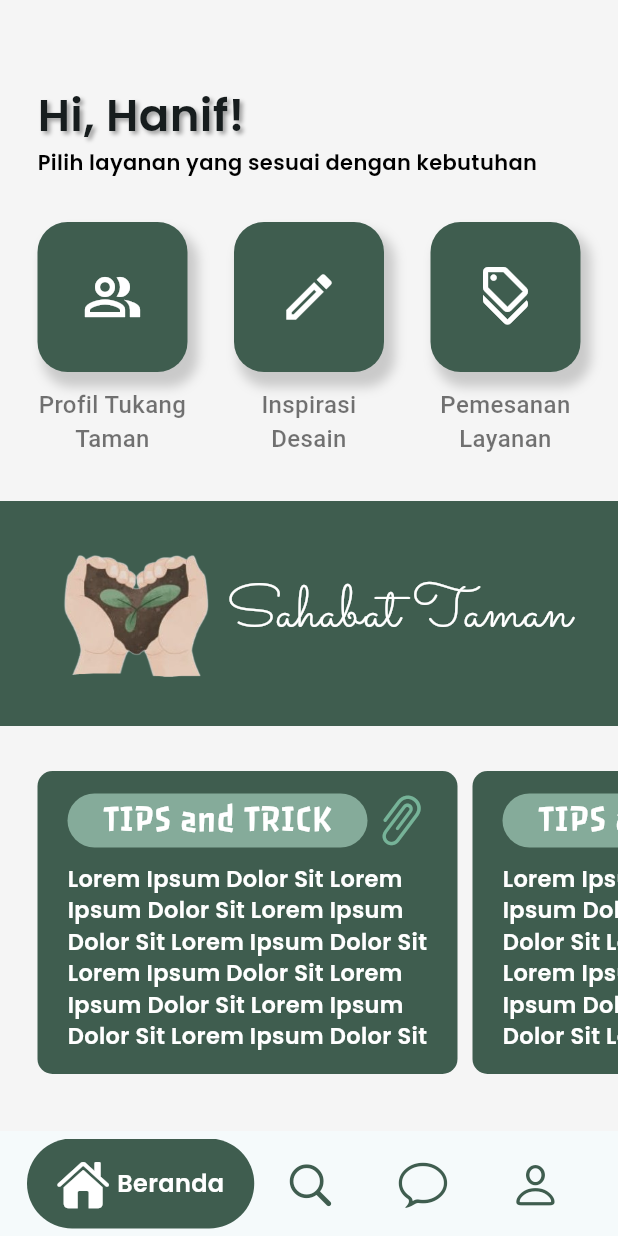
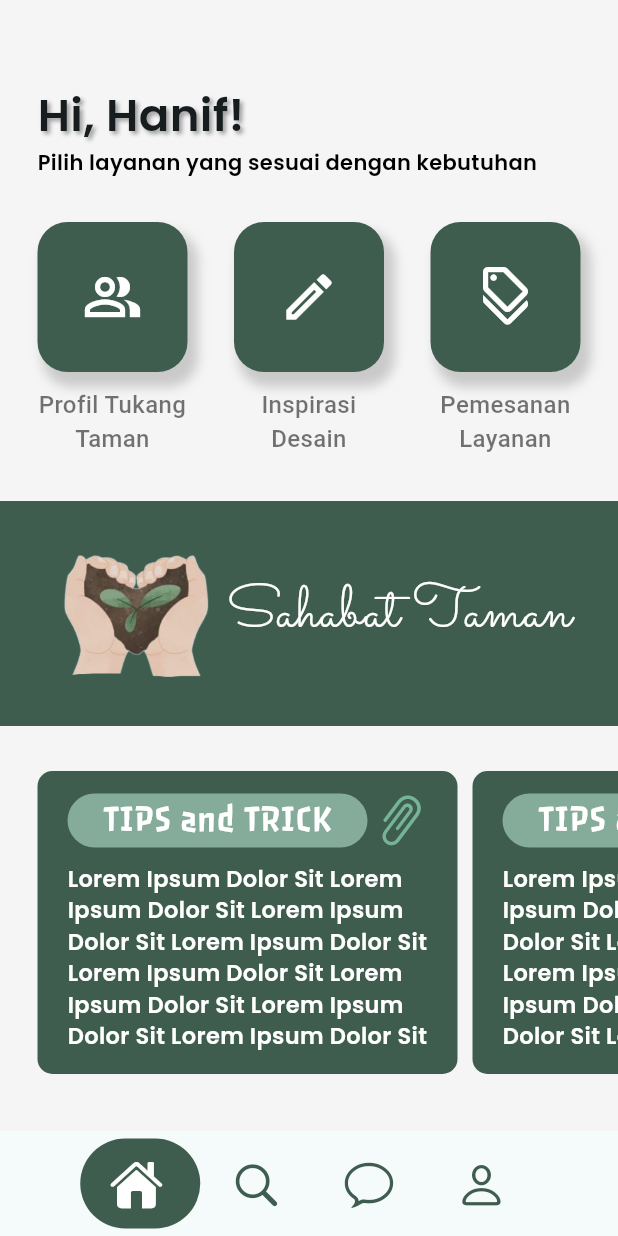
Before and after one commit to MNafii/sahabat_taman, a Flutter app: the Gnav screen opened directly, on a phone screen of 412 x 824 dp. Run offline on Flutter 3.47's test engine with Material 3 defaults, Android fonts, the light colour scheme and no system bars; drawn by our look-alikes of google_nav_bar; our stand-ins replace flutter_native_splash, loading_indicator.

Commit message:
tampil data android

```diff
--- a/lib/gnav_view/gnav.dart
+++ b/lib/gnav_view/gnav.dart
@@ -86,7 +86,7 @@ class GnavState extends State<Gnav> {
         ),
         height: 70,
         // GNAV ICON
-        child: Expanded(
+        child: Center(
           child: SingleChildScrollView(
             scrollDirection: Axis.horizontal,
             physics: BouncingScrollPhysics(),
@@ -101,7 +101,7 @@ class GnavState extends State<Gnav> {
                 GButton(
                   icon: CupertinoIcons.house_fill,
                   iconSize: 35,
-                  text: 'Beranda',
+                  // text: 'Beranda',
                   textStyle: TextStyle(
                     fontSize: 16,
                     fontFamily: 'Poppins',
@@ -113,7 +113,7 @@ class GnavState extends State<Gnav> {
                 GButton(
                   icon: CupertinoIcons.search,
                   iconSize: 35,
-                  text: 'Cari',
+                  // text: 'Cari',
                   textStyle: TextStyle(
                     fontSize: 16,
                     fontFamily: 'Poppins',
@@ -125,7 +125,7 @@ class GnavState extends State<Gnav> {
                 GButton(
                   icon: CupertinoIcons.chat_bubble,
                   iconSize: 35,
-                  text: 'Pesan',
+                  // text: 'Pesan',
                   textStyle: TextStyle(
                     fontSize: 16,
                     fontFamily: 'Poppins',
@@ -137,7 +137,7 @@ class GnavState extends State<Gnav> {
                 GButton(
                   icon: CupertinoIcons.person,
                   iconSize: 35,
-                  text: 'Profil',
+                  // text: 'Profil',
                   textStyle: TextStyle(
                     fontSize: 16,
                     fontFamily: 'Poppins',
--- a/pubspec.yaml
+++ b/pubspec.yaml
@@ -35,7 +35,7 @@ dependencies:
   # Use with the CupertinoIcons class for iOS style icons.
   cupertino_icons: ^1.0.2
   loading_indicator: ^3.1.1
-  google_nav_bar: ^5.0.7
+  google_nav_bar: ^5.0.6
   flutter_native_splash: ^2.3.7
   http: ^1.1.0
   toastification: ^2.0.0
```
Also changed, not shown: 1 other file.
